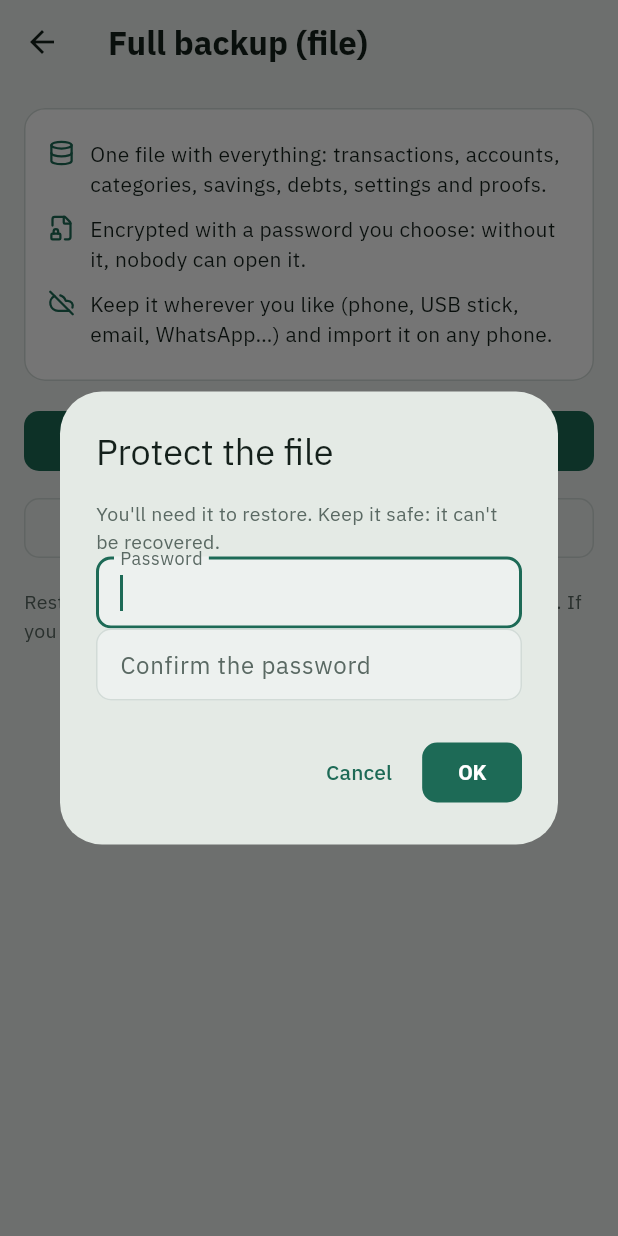
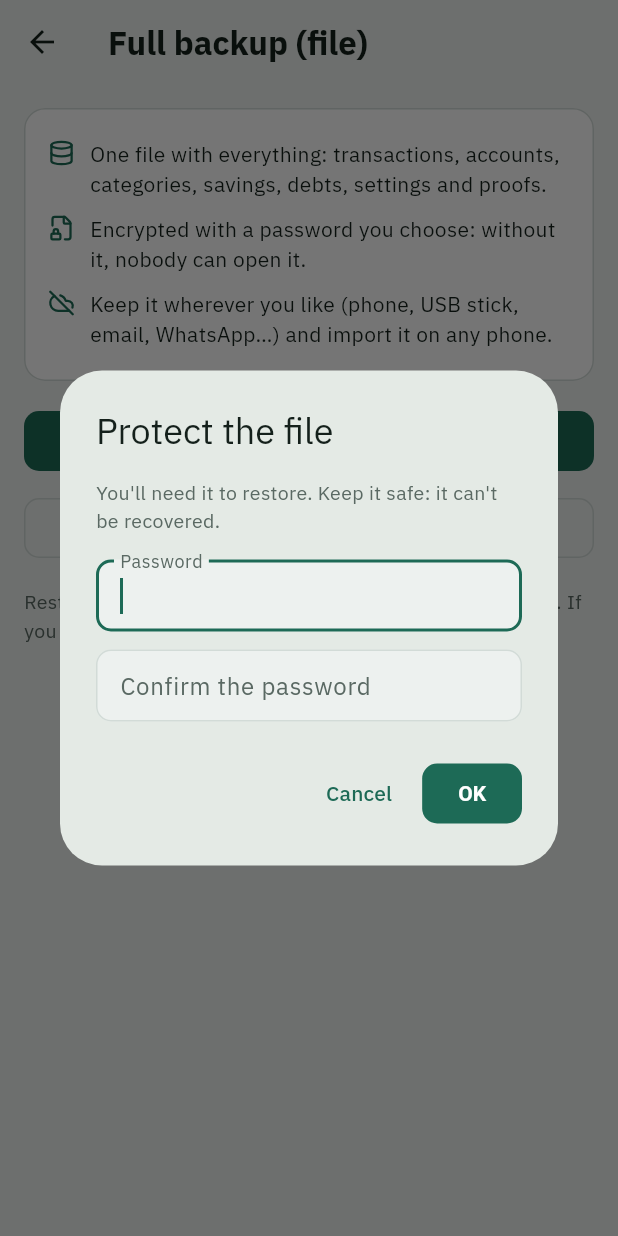
Before and after one commit to SimsTechMaker/mboacash, a Flutter app: the FileBackupScreen screen opened directly, after a tap on "Create the backup file", on a phone screen of 412 x 824 dp. Run offline on Flutter 3.47's test engine with Material 3 defaults, Android fonts, the phone set to English and light mode, and no system bars; our stand-ins replace file_picker, flutter_local_notifications, flutter_secure_storage, flutter_timezone, google_sign_in, image_picker and 7 more; missing offline and left inert: cryptography, extension_google_sign_in_as_googleapis_auth, googleapis; accounts and stored records are empty.

Commit message:
Espace le texte d'aide du mot de passe de sauvegarde
Le texte d'aide touchait l'étiquette du premier champ ; build 9.

Co-Authored-By: Claude Opus 5.5 <noreply@anthropic.com>

```diff
--- a/lib/screens/file_backup_screen.dart
+++ b/lib/screens/file_backup_screen.dart
@@ -162,7 +162,7 @@ Future<String?> _askPassword(BuildContext context, {required bool confirm}) {
             mainAxisSize: MainAxisSize.min,
             crossAxisAlignment: CrossAxisAlignment.stretch,
             children: [
-              if (confirm) Text(l.fileBackupPasswordHelp, style: TextStyle(color: ctx.c.muted, fontSize: 13)),
+              if (confirm) ...[Text(l.fileBackupPasswordHelp, style: TextStyle(color: ctx.c.muted, fontSize: 13)), const SizedBox(height: 16)],
               TextField(
                 controller: a,
                 obscureText: true,
@@ -172,6 +172,7 @@ Future<String?> _askPassword(BuildContext context, {required bool confirm}) {
                 decoration: InputDecoration(labelText: l.fileBackupPassword),
                 onSubmitted: (_) => confirm ? null : submit(),
               ),
+              if (confirm) const SizedBox(height: 12),
               if (confirm)
                 TextField(
                   controller: b,
--- a/pubspec.yaml
+++ b/pubspec.yaml
@@ -16,7 +16,7 @@ publish_to: 'none' # Remove this line if you wish to publish to pub.dev
 # https://developer.apple.com/library/archive/documentation/General/Reference/InfoPlistKeyReference/Articles/CoreFoundationKeys.html
 # In Windows, build-name is used as the major, minor, and patch parts
 # of the product and file versions while build-number is used as the build suffix.
-version: 1.4.0+8
+version: 1.4.0+9
 
 environment:
   sdk: ^3.13.7
```
